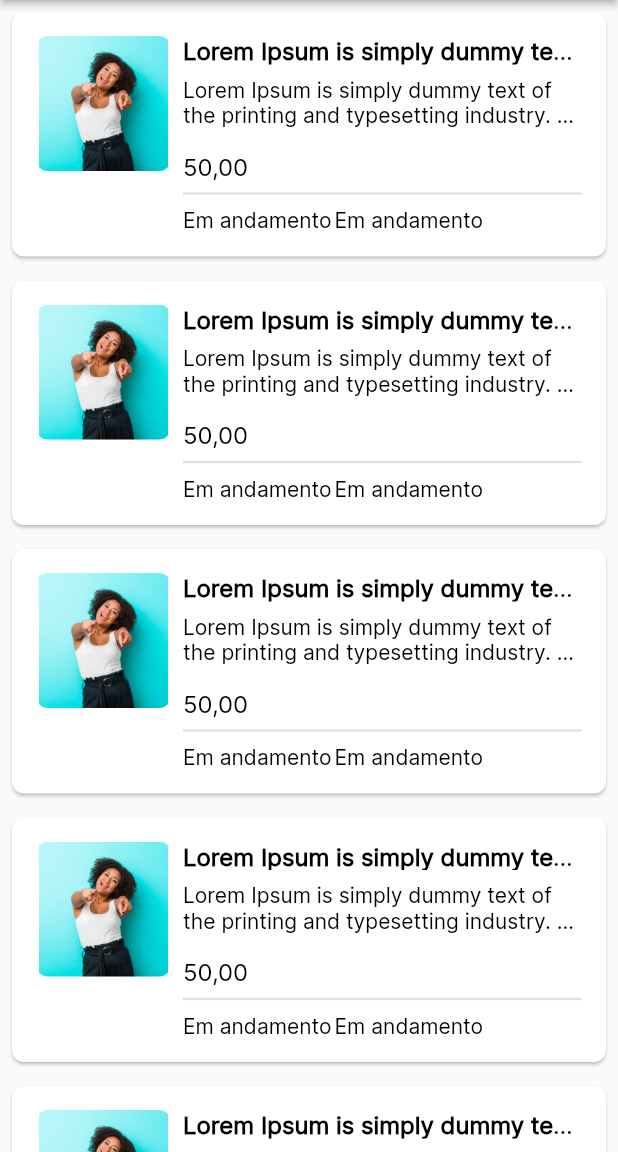
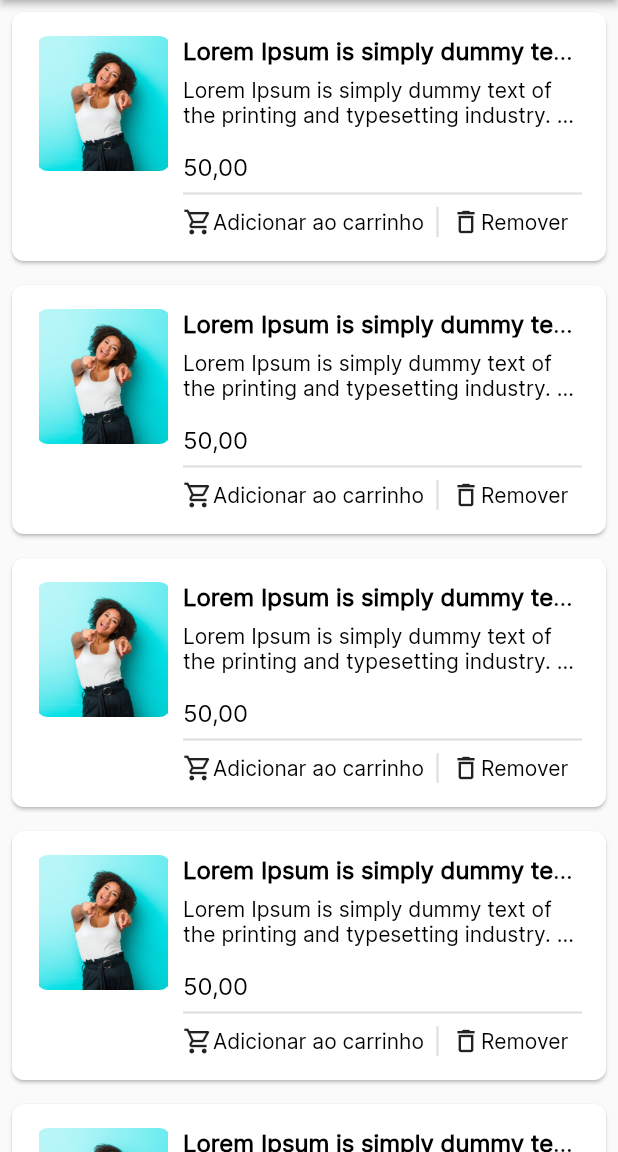
Before and after one commit to Vilvock/flutter_agua_da_serra_app, a Flutter app: the Favorites screen opened directly, on a phone screen of 412 x 824 dp, the part 84-1236 px from its top. Run offline on Flutter 3.47's test engine with Material 2 defaults, Android fonts, the phone set to English and light mode, and no system bars; our stand-ins replace carousel_slider, smooth_star_rating; missing offline and left inert: dart:ffi.

Commit message:
ultimo da night, sexta de motoca

```diff
--- a/lib/main.dart
+++ b/lib/main.dart
@@ -5,6 +5,8 @@ import 'package:flutter_agua_da_serra_app/ui/auth/register.dart';
 import 'package:flutter_agua_da_serra_app/ui/intro/onboarding.dart';
 import 'package:flutter_agua_da_serra_app/ui/intro/splash.dart';
 import 'package:flutter_agua_da_serra_app/res/owner_colors.dart';
+import 'package:flutter_agua_da_serra_app/ui/main/checkout_flow/method_payment.dart';
+import 'package:flutter_agua_da_serra_app/ui/main/checkout_flow/sucess.dart';
 import 'package:flutter_agua_da_serra_app/ui/main/home.dart';
 import 'package:flutter_agua_da_serra_app/ui/main/menu/categories.dart';
 import 'package:flutter_agua_da_serra_app/ui/main/menu/profile.dart';
@@ -27,7 +29,9 @@ void main() {
       '/ui/pdf_viewer': (context) => PdfViewer(),
       '/ui/categories': (context) => Categories(),
       '/ui/product_detail': (context) => ProductDetail(),
-      '/ui/user_addresses': (context) => UserAddresses()
+      '/ui/user_addresses': (context) => UserAddresses(),
+      '/ui/method_payment': (context) => MethodPayment(),
+      '/ui/sucess': (context) => Sucess()
 
       //toast
       // ScaffoldMessenger.of(context).showSnackBar(SnackBar(
--- a/lib/ui/components/custom_app_bar.dart
+++ b/lib/ui/components/custom_app_bar.dart
@@ -6,13 +6,15 @@ class CustomAppBar extends StatelessWidget implements PreferredSizeWidget {
   String title;
   bool isVisibleBackButton;
   bool isVisibleFavoriteButton;
+  bool isVisibleAddressButton;
 
-  CustomAppBar({this.title: "", this.isVisibleBackButton = false, this.isVisibleFavoriteButton = false});
+  CustomAppBar({this.title: "", this.isVisibleBackButton = false,
+    this.isVisibleFavoriteButton = false, this.isVisibleAddressButton = false});
 
   @override
   Widget build(BuildContext context) {
     return AppBar(
-      actions: _returnFavoriteIcon(this.isVisibleFavoriteButton, context),
+      actions: _returnFavoriteIcon(this.isVisibleFavoriteButton, this.isVisibleAddressButton, context),
       automaticallyImplyLeading: this.isVisibleBackButton,
       leading: _returnBackIcon(this.isVisibleBackButton, context),
       backgroundColor: Colors.white,
@@ -59,14 +61,26 @@ class CustomAppBar extends StatelessWidget implements PreferredSizeWidget {
     return null;
   }
 
-  List<Widget> _returnFavoriteIcon(bool isVisible, BuildContext context) {
+  List<Widget> _returnFavoriteIcon(bool isVisibleFavoriteButton, bool isVisibleAddressButton, BuildContext context) {
 
     List<Widget> _widgetList = <Widget>[];
 
-    if (isVisible) {
+    if (isVisibleFavoriteButton) {
       _widgetList.add(IconButton(
         icon: Icon(
           Icons.star_outline,
+          color: Colors.black,
+        ),
+        onPressed: () {
+          // do something
+        },
+      ));
+    }
+
+    if (isVisibleAddressButton) {
+      _widgetList.add(IconButton(
+        icon: Icon(
+          Icons.add_location_alt,
           color: Colors.black,
         ),
         onPressed: () {
--- a/lib/ui/main/favorites.dart
+++ b/lib/ui/main/favorites.dart
@@ -92,23 +92,29 @@ class _Favorites extends State<Favorites> {
                               thickness: 1.5,
                             ),
                             SizedBox(height: Dimens.minMarginApplication),
-                            Row(
+                            IntrinsicHeight(
+                                child: Row(
                               children: [
+                                Icon(size: 20,Icons.shopping_cart_outlined),
                                 Text(
-                                  "Em andamento",
+                                  "Adicionar ao carrinho",
                                   style: TextStyle(
                                     fontFamily: 'Inter',
                                     fontSize: Dimens.textSize5,
                                     color: Colors.black,
                                   ),
                                 ),
+                                SizedBox(width: Dimens.minMarginApplication),
                                 VerticalDivider(
                                   color: Colors.black12,
                                   width: 2,
                                   thickness: 1.5,
                                 ),
+                                SizedBox(width: Dimens.minMarginApplication),
+
+                                Icon(size: 20,Icons.delete_outline),
                                 Text(
-                                  "Em andamento",
+                                  "Remover",
                                   style: TextStyle(
                                     fontFamily: 'Inter',
                                     fontSize: Dimens.textSize5,
@@ -116,7 +122,7 @@ class _Favorites extends State<Favorites> {
                                   ),
                                 ),
                               ],
-                            )
+                            ))
                           ],
                         ),
                       )
```
Also changed, not shown: lib/ui/main/checkout_flow/method_payment.dart (+40 -0 lines), lib/ui/main/checkout_flow/sucess.dart (+40 -0 lines), lib/ui/main/menu/user_addresses.dart (+13 -56 lines).
